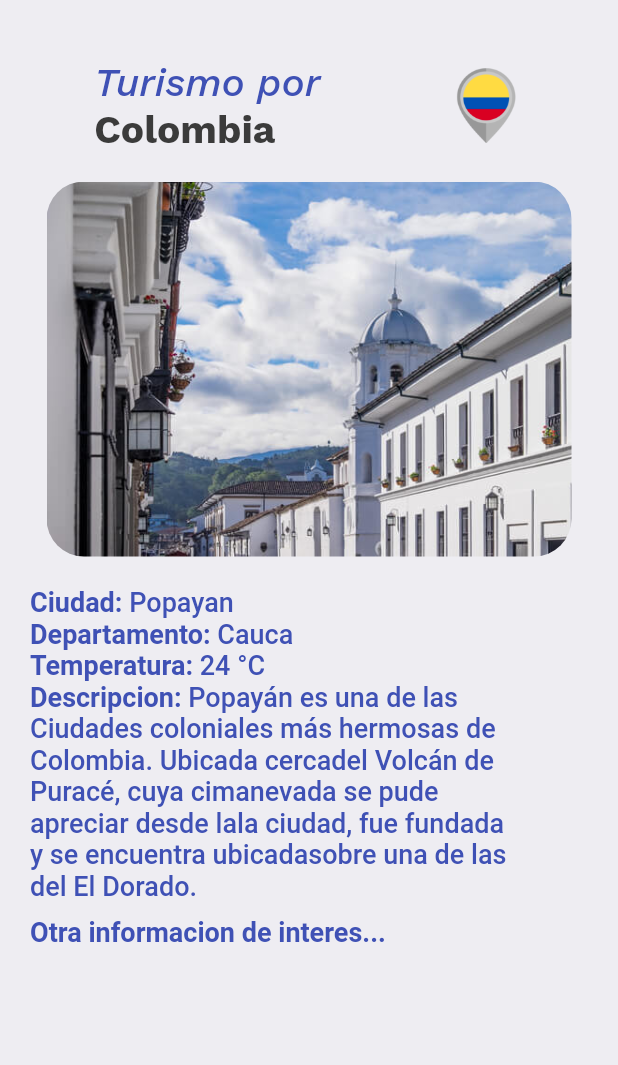
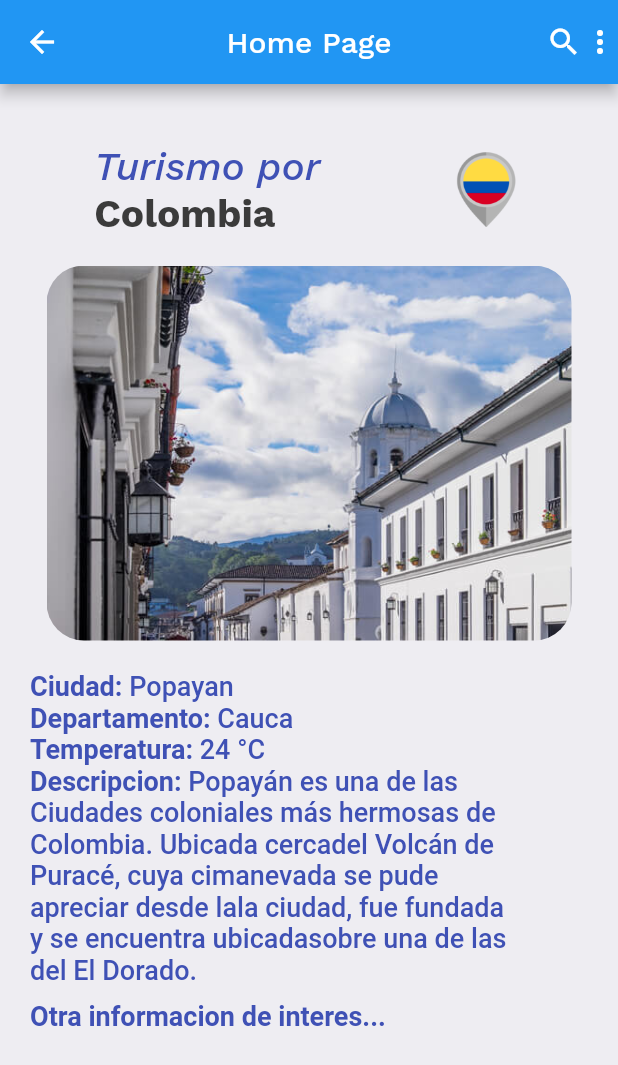
Before and after one commit to AlxBzC/Turismap, a Flutter app: the HomePage screen opened directly, on a phone screen of 412 x 824 dp. Shown: the top 1065 px of the screen. Run offline on Flutter 3.47's test engine with Material 2 defaults, Android fonts, the phone set to English and light mode, and no system bars; our stand-ins replace cloud_firestore, firebase_auth, firebase_core, fluentui_icons, gap, google_fonts and 1 more; accounts and stored records are empty.

Commit message:
Marco ajusta el letrero de SnackBar y agrega AppBar para retornar del home

```diff
--- a/lib/main.dart
+++ b/lib/main.dart
@@ -4,7 +4,6 @@ import 'package:google_fonts/google_fonts.dart';
 import 'pages/splash_page.dart';
 import 'package:firebase_core/firebase_core.dart';
 import 'firebase_options.dart';
-import 'package:cloud_firestore/cloud_firestore.dart';
 
 void main() async {
 
--- a/lib/pages/home_page.dart
+++ b/lib/pages/home_page.dart
@@ -16,6 +16,15 @@ class _HomePageState extends State<HomePage> {
   @override
   Widget build(BuildContext context) {
     return Scaffold(
+      appBar: AppBar(
+        title: Text("Home Page"),
+        centerTitle: true,
+        leading: Icon(Icons.arrow_back),
+        actions: [
+          Icon(Icons.search),
+          Icon(Icons.more_vert),
+        ],
+      ),
       backgroundColor: Styles.bgColor,
       body: ListView(
         children: [
--- a/lib/pages/login_page.dart
+++ b/lib/pages/login_page.dart
@@ -1,7 +1,4 @@
-import 'package:cloud_firestore/cloud_firestore.dart';
-import 'package:firebase_core/firebase_core.dart';
 import 'package:flutter/material.dart';
-import 'package:google_fonts/google_fonts.dart';
 import 'package:registrar_page_turismapp/pages/home_page.dart';
 import 'package:registrar_page_turismapp/pages/register_page.dart';
 import 'package:registrar_page_turismapp/repository/firebase_api.dart';
@@ -59,8 +56,7 @@ class _LoginPageState extends State<LoginPage> {
       if (result == "user-not-found"){ mns = "Usuario no registrado";} else
         mns = "Bienvenido";
         Navigator.pushReplacement(context, MaterialPageRoute(builder: (context) => const HomePage()));
-        _showMsg("Correo o contraseña incorrecta");
-
+        _showMsg("Inicio de sesión exitoso");
     }
   }
 
```
